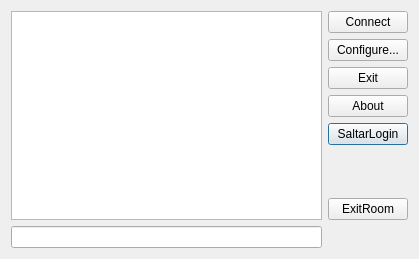
Qt form client/mainwindow.ui (alu0100851700/ChatMultiusuario) before a commit.
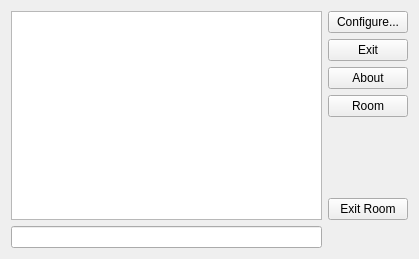
The same form after that commit.

Patch:
```diff
--- a/client/mainwindow.ui
+++ b/client/mainwindow.ui
@@ -30,22 +30,6 @@
    </item>
    <item>
     <layout class="QVBoxLayout" name="verticalLayout_2">
-     <item>
-      <widget class="QPushButton" name="connectButton">
-       <property name="minimumSize">
-        <size>
-         <width>80</width>
-         <height>0</height>
-        </size>
-       </property>
-       <property name="text">
-        <string>Connect</string>
-       </property>
-       <property name="autoDefault">
-        <bool>false</bool>
-       </property>
-      </widget>
-     </item>
      <item>
       <widget class="QPushButton" name="setupButton">
        <property name="text">
@@ -79,7 +63,10 @@
      <item>
       <widget class="QPushButton" name="pushButton_2">
        <property name="text">
-        <string>SaltarLogin</string>
+        <string>Room</string>
+       </property>
+       <property name="autoDefault">
+        <bool>false</bool>
        </property>
       </widget>
      </item>
@@ -99,7 +86,10 @@
      <item>
       <widget class="QPushButton" name="pushButton">
        <property name="text">
-        <string>ExitRoom</string>
+        <string>Exit Room</string>
+       </property>
+       <property name="autoDefault">
+        <bool>false</bool>
        </property>
       </widget>
      </item>
```
Left out of the diff: 21 changed lines with no effect on the pictures.
